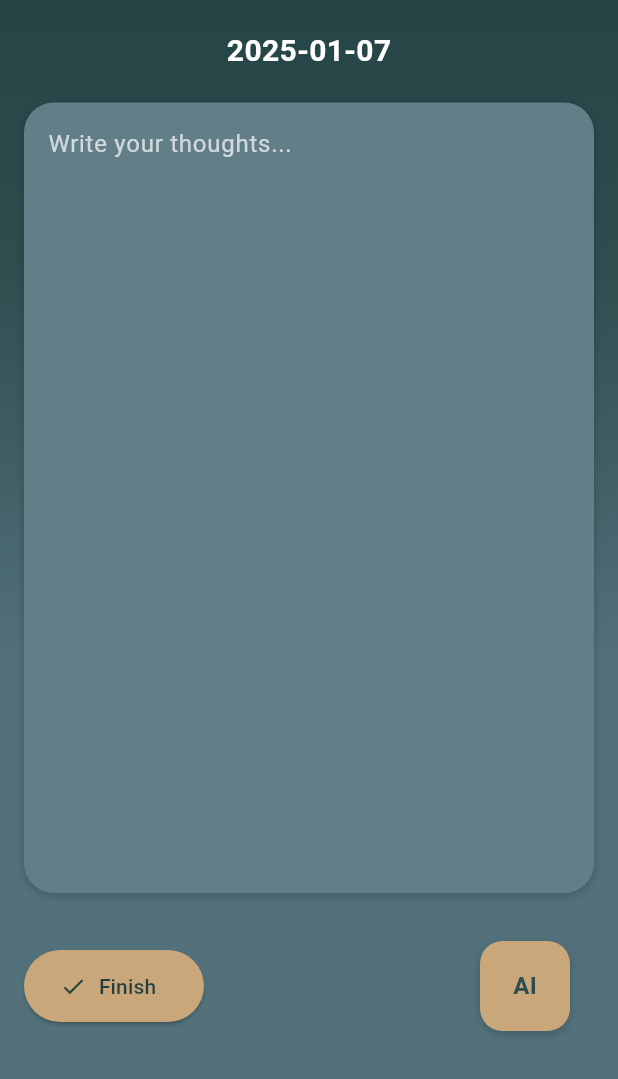
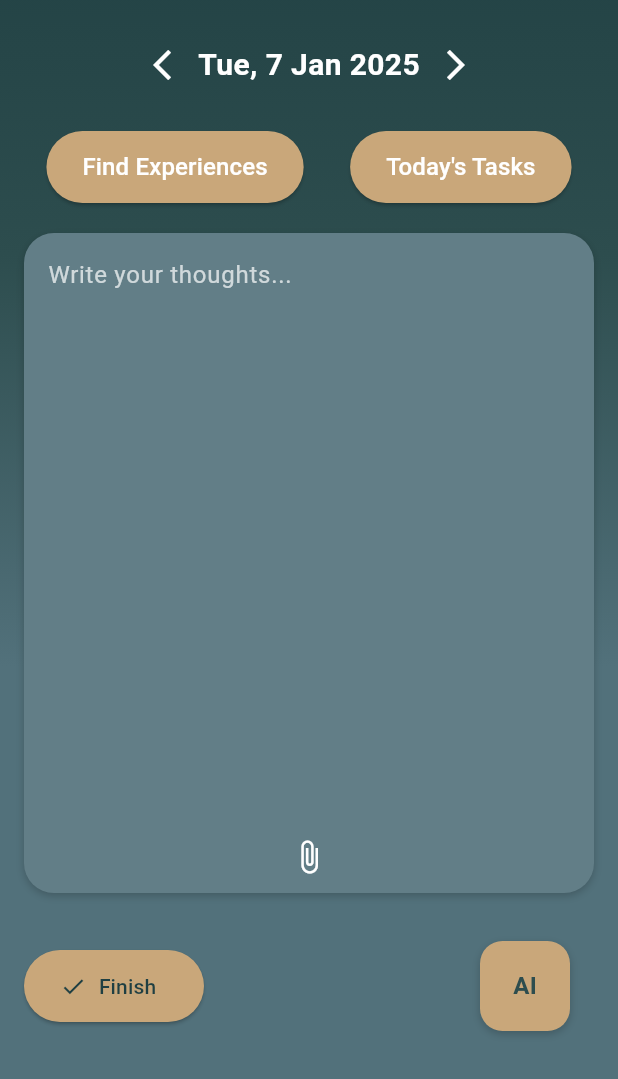
Before and after one commit to mariantaflou/Human-Computer-Interaction-Project-Journito, a Flutter app: the JournalingScreen screen opened by its route, on a phone screen of 412 x 824 dp, the part 157-1236 px from its top. Run offline on Flutter 3.47's test engine with Material 3 defaults, Android fonts, the light colour scheme and no system bars; our stand-ins replace flutter_dotenv, image_picker, shared_preferences, table_calendar; accounts and stored records are empty; Roboto replaces fonts that are missing (Cursive).

Commit message:
Update journaling.dart

```diff
--- a/lib/screens/journaling.dart
+++ b/lib/screens/journaling.dart
@@ -5,9 +5,7 @@ import 'package:shared_preferences/shared_preferences.dart';
 import '../widgets/ai_button.dart';
 
 class JournalingScreen extends StatefulWidget {
-  final DateTime selectedDate;
-
-  const JournalingScreen({Key? key, required this.selectedDate}) : super(key: key);
+  const JournalingScreen({Key? key}) : super(key: key);
 
   @override
   _JournalingScreenState createState() => _JournalingScreenState();
@@ -16,6 +14,7 @@ class JournalingScreen extends StatefulWidget {
 class _JournalingScreenState extends State<JournalingScreen> {
   final TextEditingController _textController = TextEditingController();
   File? _attachedImage;
+  DateTime _currentDate = DateTime.now(); // Initialize with today's date
 
   @override
   void initState() {
@@ -23,22 +22,42 @@ class _JournalingScreenState extends State<JournalingScreen> {
     _loadJournalEntry();
   }
 
+  // Load journal entry for the current date
   Future<void> _loadJournalEntry() async {
     final prefs = await SharedPreferences.getInstance();
     final key = _formattedDate();
     final savedContent = prefs.getString(key) ?? '';
+    setState(() {
       _textController.text = savedContent;
+    });
   }
 
+  // Save the journal entry
   Future<void> _saveJournal() async {
     final prefs = await SharedPreferences.getInstance();
     final key = _formattedDate();
     await prefs.setString(key, _textController.text);
   }
 
+  // Format the date as a string key
   String _formattedDate() {
-    final now = widget.selectedDate;
-    return '${now.year}-${now.month.toString().padLeft(2, '0')}-${now.day.toString().padLeft(2, '0')}';
+    return '${_currentDate.year}-${_currentDate.month.toString().padLeft(2, '0')}-${_currentDate.day.toString().padLeft(2, '0')}';
+  }
+
+  // Navigate to the previous date
+  void _navigateToPreviousDate() {
+    setState(() {
+      _currentDate = _currentDate.subtract(const Duration(days: 1));
+      _loadJournalEntry();
+    });
+  }
+
+  // Navigate to the next date
+  void _navigateToNextDate() {
+    setState(() {
+      _currentDate = _currentDate.add(const Duration(days: 1));
+      _loadJournalEntry();
+    });
   }
 
   @override
@@ -63,6 +82,8 @@ class _JournalingScreenState extends State<JournalingScreen> {
             _buildTitle(context),
             const SizedBox(height: 20),
             _buildDateSection(context),
+            const SizedBox(height: 20),
+            _buildButtonRow(context),
             const SizedBox(height: 20),
             _buildJournalingFrame(context),
             _buildBottomButtonRow(context),
@@ -94,13 +115,47 @@ class _JournalingScreenState extends State<JournalingScreen> {
   }
 
   Widget _buildDateSection(BuildContext context) {
-    return Text(
-      _formattedDate(),
+    return Row(
+      mainAxisAlignment: MainAxisAlignment.center,
+      children: [
+        IconButton(
+          onPressed: _navigateToPreviousDate,
+          icon: const Icon(
+            Icons.arrow_back_ios_new,
+            color: Colors.white,
+          ),
+        ),
+        GestureDetector(
+          onTap: () {
+            Navigator.pushNamed(context, '/calendar');
+          },
+          child: Text(
+            '${_dayOfWeek(_currentDate.weekday)}, ${_currentDate.day} ${_monthOfYear(_currentDate.month)} ${_currentDate.year}',
             style: const TextStyle(
               color: Colors.white,
               fontSize: 20,
               fontWeight: FontWeight.bold,
             ),
+          ),
+        ),
+        IconButton(
+          onPressed: _navigateToNextDate,
+          icon: const Icon(
+            Icons.arrow_forward_ios,
+            color: Colors.white,
+          ),
+        ),
+      ],
+    );
+  }
+
+  Widget _buildButtonRow(BuildContext context) {
+    return Row(
+      mainAxisAlignment: MainAxisAlignment.spaceEvenly,
+      children: [
+        _buildButton(context, 'Find Experiences', '/experiences'),
+        _buildButton(context, "Today's Tasks", '/tasks'),
+      ],
     );
   }
 
@@ -134,6 +189,21 @@ class _JournalingScreenState extends State<JournalingScreen> {
                     border: InputBorder.none,
                   ),
                   style: const TextStyle(color: Colors.white),
+                ),
+              ),
+              if (_attachedImage != null)
+                Padding(
+                  padding: const EdgeInsets.all(8.0),
+                  child: Image.file(
+                    _attachedImage!,
+                    fit: BoxFit.contain,
+                  ),
+                ),
+              IconButton(
+                onPressed: _attachPicture,
+                icon: const Icon(
+                  Icons.attach_file,
+                  color: Colors.white,
                 ),
               ),
             ],
@@ -172,4 +242,49 @@ class _JournalingScreenState extends State<JournalingScreen> {
       ),
     );
   }
+
+  Widget _buildButton(BuildContext context, String title, String route) {
+    return ElevatedButton(
+      onPressed: () {
+        Navigator.pushNamed(context, route);
+      },
+      style: ElevatedButton.styleFrom(
+        backgroundColor: const Color(0xffc9a77a),
+        shape: RoundedRectangleBorder(
+          borderRadius: BorderRadius.circular(25),
+        ),
+        minimumSize: const Size(140, 48),
+      ),
+      child: Text(
+        title,
+        style: const TextStyle(
+          color: Colors.white,
+          fontSize: 16,
+        ),
+      ),
+    );
   }
+
+  String _dayOfWeek(int day) {
+    const days = ['Mon', 'Tue', 'Wed', 'Thu', 'Fri', 'Sat', 'Sun'];
+    return days[day - 1];
+  }
+
+  String _monthOfYear(int month) {
+    const months = [
+      'Jan', 'Feb', 'Mar', 'Apr', 'May', 'Jun',
+      'Jul', 'Aug', 'Sep', 'Oct', 'Nov', 'Dec'
+    ];
+    return months[month - 1];
+  }
+
+  Future<void> _attachPicture() async {
+    final picker = ImagePicker();
+    final pickedImage = await picker.pickImage(source: ImageSource.gallery);
+    if (pickedImage != null) {
+      setState(() {
+        _attachedImage = File(pickedImage.path);
+      });
+    }
+  }
+}
```
Lines whose indentation alone changed are shown as unchanged.
